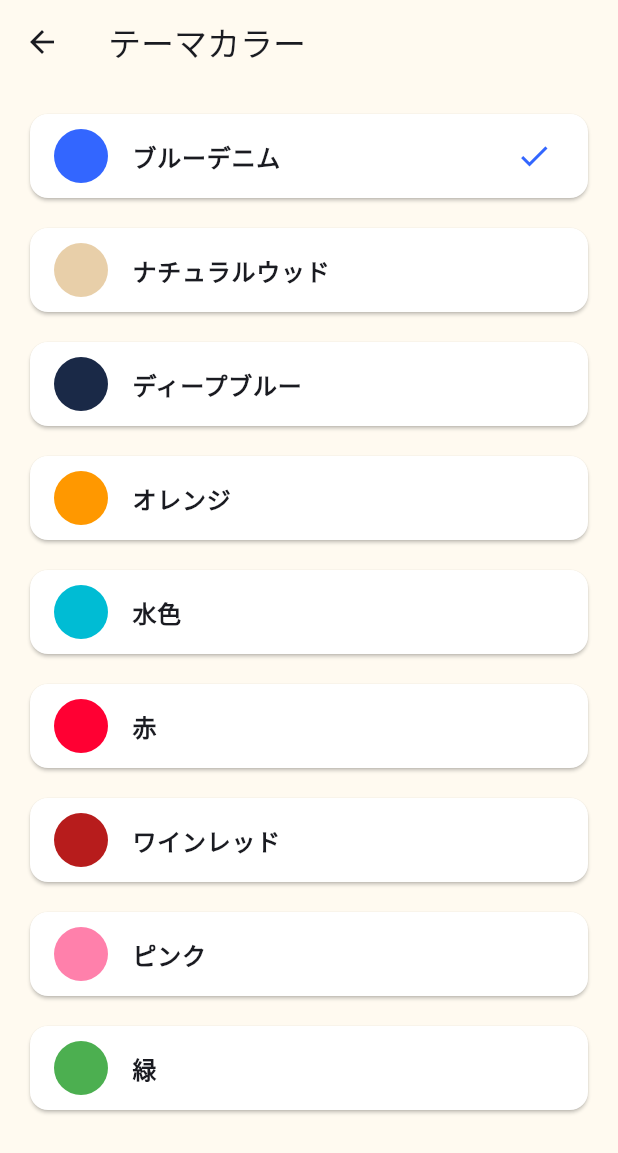
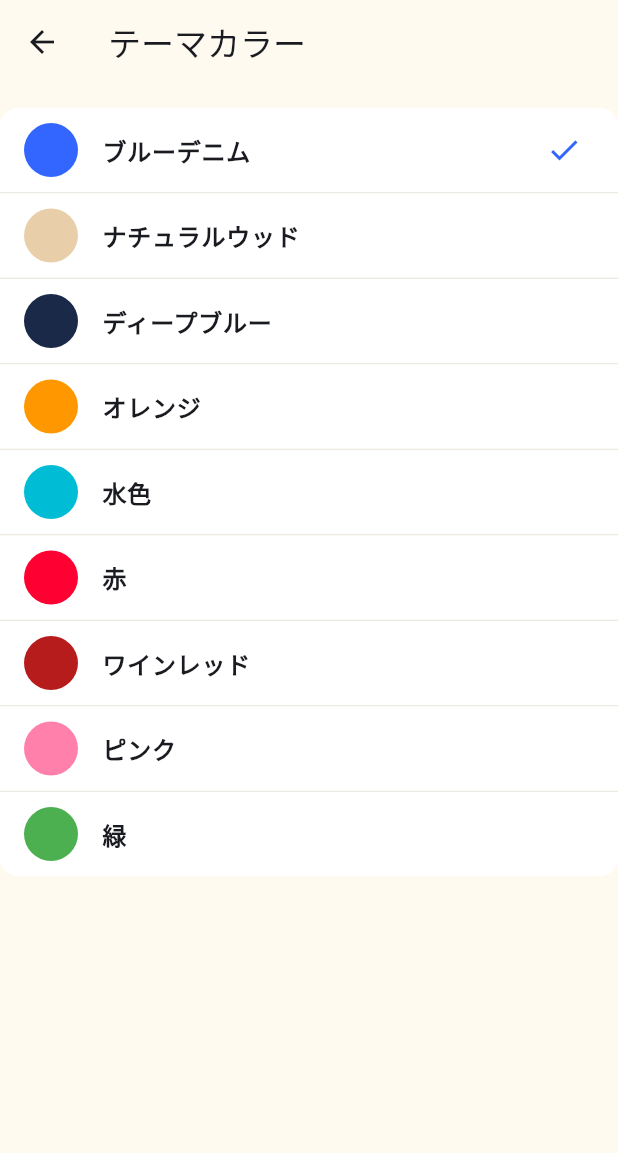
Before and after one commit to N-plus/PaymentCalendar, a Flutter app: the ThemeColorScreen screen opened directly, on a phone screen of 412 x 824 dp. Shown: the top 1153 px of the screen. Run offline on Flutter 3.47's test engine with Material 3 defaults, Android fonts, the phone set to English and light mode, and no system bars; our stand-ins replace flutter_local_notifications, flutter_riverpod, image_picker, shared_preferences, timezone; accounts and stored records are empty.

Commit message:
Refine theme color list layout

```diff
--- a/lib/screens/settings/theme_color_screen.dart
+++ b/lib/screens/settings/theme_color_screen.dart
@@ -42,15 +42,21 @@ class ThemeColorScreen extends ConsumerWidget {
         elevation: 0,
       ),
       body: ListView.separated(
-        padding: const EdgeInsets.symmetric(horizontal: 16, vertical: 16),
+        padding: const EdgeInsets.symmetric(vertical: 16),
         itemBuilder: (context, index) {
           final option = themeColorOptions[index];
           final isSelected = option.color.value == selectedColorValue;
-          return Card(
+          final borderRadius = BorderRadius.vertical(
+            top: index == 0 ? const Radius.circular(12) : Radius.zero,
+            bottom: index == themeColorOptions.length - 1
+                ? const Radius.circular(12)
+                : Radius.zero,
+          );
+
+          return ClipRRect(
+            borderRadius: borderRadius,
+            child: Material(
               color: Colors.white,
-            shape: RoundedRectangleBorder(
-              borderRadius: BorderRadius.circular(12),
-            ),
               child: ListTile(
                 leading: Container(
                   width: 36,
@@ -76,9 +82,14 @@ class ThemeColorScreen extends ConsumerWidget {
                       .setThemeColor(option.color);
                 },
               ),
+            ),
           );
         },
-        separatorBuilder: (_, __) => const SizedBox(height: 12),
+        separatorBuilder: (context, _) => const Divider(
+          height: 1,
+          thickness: 0.5,
+          color: Color(0xFFE0E0E0),
+        ),
         itemCount: themeColorOptions.length,
       ),
     );
```
Lines whose indentation alone changed are shown as unchanged.
